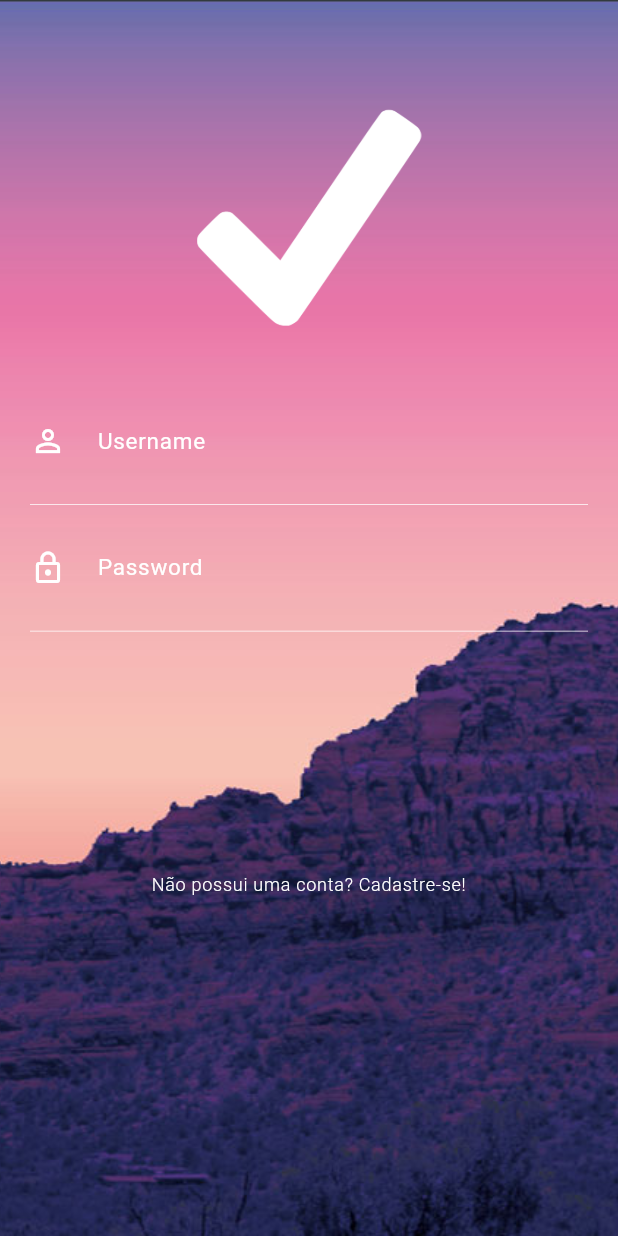
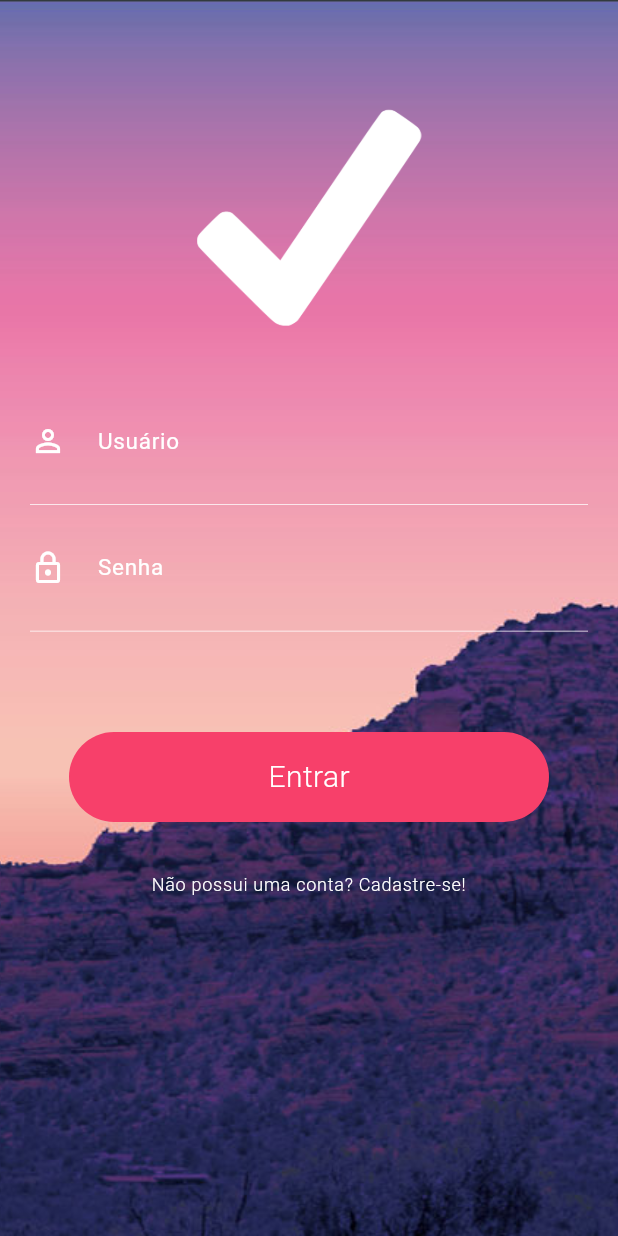
Before and after one commit to iraponan/login_animated, a Flutter app: the screen it shows after launch, on a phone screen of 412 x 824 dp. Run offline on Flutter 3.47's test engine with Material 3 defaults, Android fonts, the light colour scheme and no system bars.

Commit message:
Criando o botão de entrar.

```diff
--- a/lib/pages/login/login.dart
+++ b/lib/pages/login/login.dart
@@ -1,6 +1,7 @@
 import 'package:flutter/material.dart';
 import 'package:login_animated/pages/login/widgets/form_container.dart';
 import 'package:login_animated/pages/login/widgets/sign_up_button.dart';
+import 'package:login_animated/pages/login/widgets/stagger_animation.dart';
 
 class LoginPage extends StatefulWidget {
   const LoginPage({super.key});
@@ -9,7 +10,25 @@
   State<LoginPage> createState() => _LoginPageState();
 }
 
-class _LoginPageState extends State<LoginPage> {
+class _LoginPageState extends State<LoginPage>
+    with SingleTickerProviderStateMixin {
+  late AnimationController _animationController;
+
+  @override
+  void initState() {
+    super.initState();
+    _animationController = AnimationController(
+      vsync: this,
+      duration: const Duration(seconds: 2),
+    );
+  }
+
+  @override
+  void dispose() {
+    _animationController.dispose();
+    super.dispose();
+  }
+
   @override
   Widget build(BuildContext context) {
     return Scaffold(
@@ -24,6 +43,7 @@
           padding: EdgeInsets.zero,
           children: [
             Stack(
+              alignment: Alignment.bottomCenter,
               children: [
                 Column(
                   children: [
@@ -40,6 +60,7 @@
                     const SignUpButton(),
                   ],
                 ),
+                StaggerAnimation(controller: _animationController),
               ],
             ),
           ],
--- a/lib/pages/login/widgets/form_container.dart
+++ b/lib/pages/login/widgets/form_container.dart
@@ -12,12 +12,12 @@
         child: Column(
           children: [
             InputField(
-              hint: 'Username',
+              hint: 'Usuário',
               obscure: false,
               icon: Icons.person_outline,
             ),
             InputField(
-              hint: 'Password',
+              hint: 'Senha',
               obscure: true,
               icon: Icons.lock_outline,
             ),
--- /dev/null
+++ b/lib/pages/login/widgets/stagger_animation.dart
@@ -0,0 +1,42 @@
+import 'package:flutter/material.dart';
+
+class StaggerAnimation extends StatelessWidget {
+  final AnimationController controller;
+
+  const StaggerAnimation({super.key, required this.controller});
+
+  @override
+  Widget build(BuildContext context) {
+    return AnimatedBuilder(
+      animation: controller,
+      builder: _buildAnimation,
+    );
+  }
+
+  Widget _buildAnimation(BuildContext context, Widget? child) {
+    return Padding(
+      padding: const EdgeInsets.only(bottom: 50),
+      child: InkWell(
+        onTap: () {},
+        child: Container(
+          width: 320,
+          height: 60,
+          alignment: Alignment.center,
+          decoration: const BoxDecoration(
+            color: Color.fromRGBO(247, 64, 106, 1.0),
+            borderRadius: BorderRadius.all(Radius.circular(30.0)),
+          ),
+          child: const Text(
+            'Entrar',
+            style: TextStyle(
+              color: Colors.white,
+              fontSize: 20,
+              fontWeight: FontWeight.w300,
+              letterSpacing: 0.3,
+            ),
+          ),
+        ),
+      ),
+    );
+  }
+}
```
